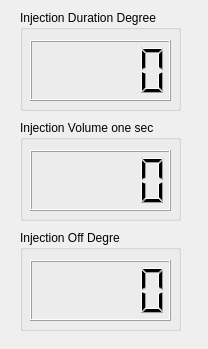
The window that QEngineInterface/frminj.ui (mekatronik-achmadi/ecu_gea_v1) describes before a commit, drawn with Qt 5.
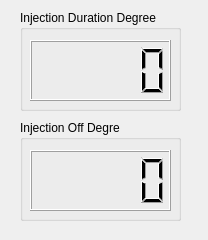
The same window after the commit.

What changed in the file:
```diff
--- a/QEngineInterface/frminj.ui
+++ b/QEngineInterface/frminj.ui
@@ -7,7 +7,7 @@
     <x>0</x>
     <y>0</y>
     <width>208</width>
-    <height>349</height>
+    <height>240</height>
    </rect>
   </property>
   <property name="windowTitle">
@@ -36,34 +36,11 @@
     </property>
    </widget>
   </widget>
-  <widget class="QGroupBox" name="groupBox_2">
-   <property name="geometry">
-    <rect>
-     <x>20</x>
-     <y>120</y>
-     <width>161</width>
-     <height>101</height>
-    </rect>
-   </property>
-   <property name="title">
-    <string>Injection Volume one sec</string>
-   </property>
-   <widget class="QLCDNumber" name="lcdInjVol">
-    <property name="geometry">
-     <rect>
-      <x>10</x>
-      <y>30</y>
-      <width>141</width>
-      <height>61</height>
-     </rect>
-    </property>
-   </widget>
-  </widget>
   <widget class="QGroupBox" name="groupBox_3">
    <property name="geometry">
     <rect>
      <x>20</x>
-     <y>230</y>
+     <y>120</y>
      <width>161</width>
      <height>101</height>
     </rect>
```
Left out of the diff: 3 changed lines with no effect on the pictures.
